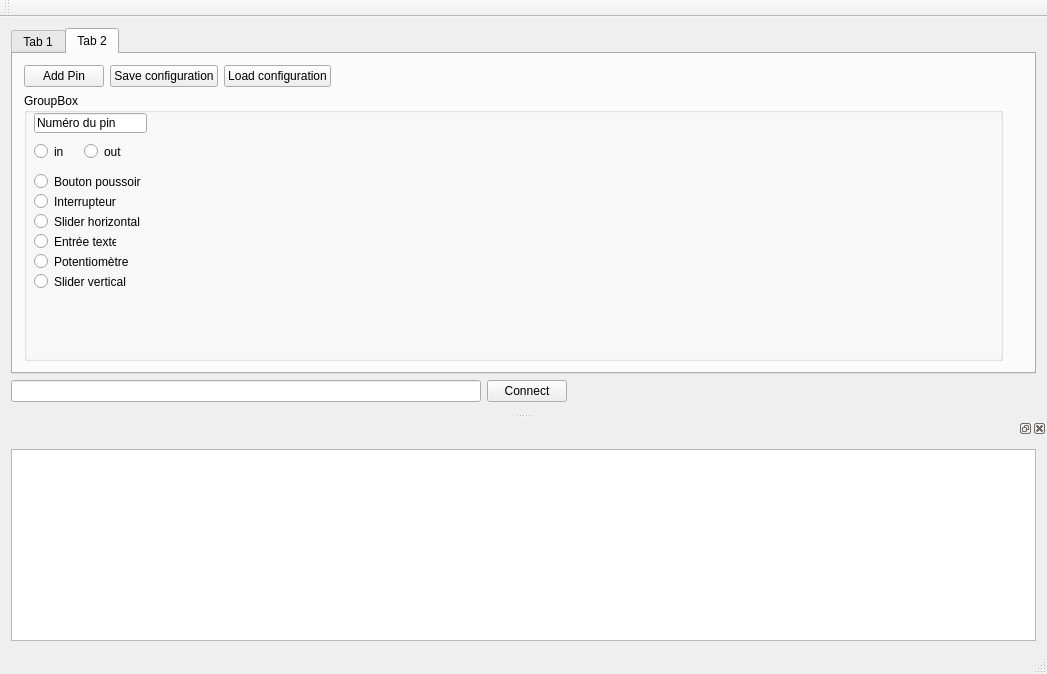
This is pc/Gui.ui in ArnaudValensi/waterbear-communication as Qt 5 draws it before an edit. The edited form follows.
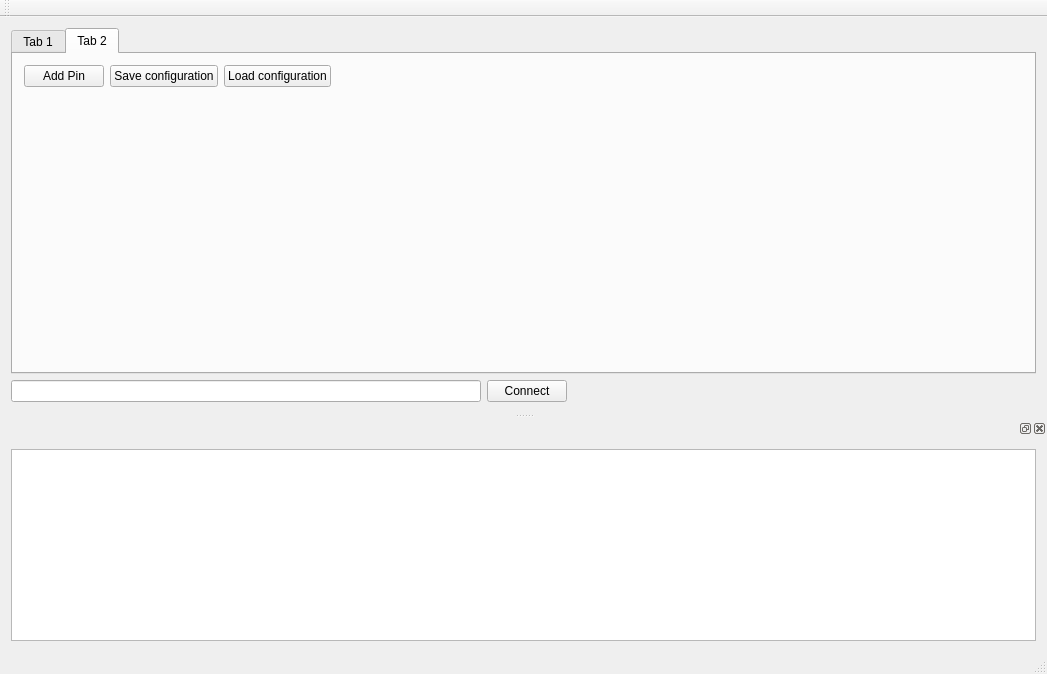
This is the edited form.

```diff
--- a/pc/Gui.ui
+++ b/pc/Gui.ui
@@ -88,130 +88,6 @@
         </item>
         <item>
          <layout class="QHBoxLayout" name="tab2Layout">
-          <item>
-           <widget class="QGroupBox" name="groupBox">
-            <property name="title">
-             <string>GroupBox</string>
-            </property>
-            <widget class="QLineEdit" name="lineEdit">
-             <property name="geometry">
-              <rect>
-               <x>10</x>
-               <y>20</y>
-               <width>113</width>
-               <height>20</height>
-              </rect>
-             </property>
-             <property name="text">
-              <string>Numéro du pin</string>
-             </property>
-            </widget>
-            <widget class="QRadioButton" name="radioButton">
-             <property name="geometry">
-              <rect>
-               <x>10</x>
-               <y>50</y>
-               <width>82</width>
-               <height>17</height>
-              </rect>
-             </property>
-             <property name="text">
-              <string>in</string>
-             </property>
-            </widget>
-            <widget class="QRadioButton" name="radioButton_2">
-             <property name="geometry">
-              <rect>
-               <x>60</x>
-               <y>50</y>
-               <width>82</width>
-               <height>17</height>
-              </rect>
-             </property>
-             <property name="text">
-              <string>out</string>
-             </property>
-            </widget>
-            <widget class="QRadioButton" name="radioButton_3">
-             <property name="geometry">
-              <rect>
-               <x>10</x>
-               <y>80</y>
-               <width>151</width>
-               <height>17</height>
-              </rect>
-             </property>
-             <property name="text">
-              <string>Bouton poussoir</string>
-             </property>
-            </widget>
-            <widget class="QRadioButton" name="radioButton_4">
-             <property name="geometry">
-              <rect>
-               <x>10</x>
-               <y>100</y>
-               <width>82</width>
-               <height>17</height>
-              </rect>
-             </property>
-             <property name="text">
-              <string>Interrupteur</string>
-             </property>
-            </widget>
-            <widget class="QRadioButton" name="radioButton_5">
-             <property name="geometry">
-              <rect>
-               <x>10</x>
-               <y>120</y>
-               <width>111</width>
-               <height>17</height>
-              </rect>
-             </property>
-             <property name="text">
-              <string>Slider horizontal</string>
-             </property>
-            </widget>
-            <widget class="QRadioButton" name="radioButton_6">
-             <property name="geometry">
-              <rect>
-               <x>10</x>
-               <y>140</y>
-               <width>82</width>
-               <height>17</height>
-              </rect>
-             </property>
-             <property name="text">
-              <string>Entrée texte</string>
-             </property>
-            </widget>
-            <widget class="QRadioButton" name="radioButton_7">
-             <property name="geometry">
-              <rect>
-               <x>10</x>
-               <y>160</y>
-               <width>121</width>
-               <height>17</height>
-              </rect>
-             </property>
-             <property name="text">
-              <string>Potentiomètre</string>
-             </property>
-            </widget>
-            <widget class="QRadioButton" name="radioButton_15">
-             <property name="geometry">
-              <rect>
-               <x>10</x>
-               <y>180</y>
-               <width>111</width>
-               <height>17</height>
-              </rect>
-             </property>
-             <property name="text">
-              <string>Slider vertical</string>
-             </property>
-            </widget>
-           </widget>
-          </item>
           <item>
            <spacer name="verticalSpacer">
             <property name="orientation">
@@ -225,6 +101,19 @@
             </property>
            </spacer>
           </item>
+          <item>
+           <spacer name="horizontalSpacer_4">
+            <property name="orientation">
+             <enum>Qt::Horizontal</enum>
+            </property>
+            <property name="sizeHint" stdset="0">
+             <size>
+              <width>40</width>
+              <height>20</height>
+             </size>
+            </property>
+           </spacer>
+          </item>
          </layout>
         </item>
        </layout>
```
Left out of the diff: 2 changed lines with no effect on the pictures.
